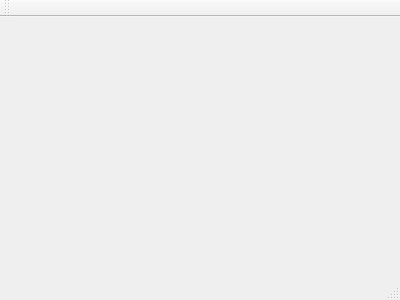
Qt form mainwindow.ui (PALuczak/chatAppGroup11) before a commit.
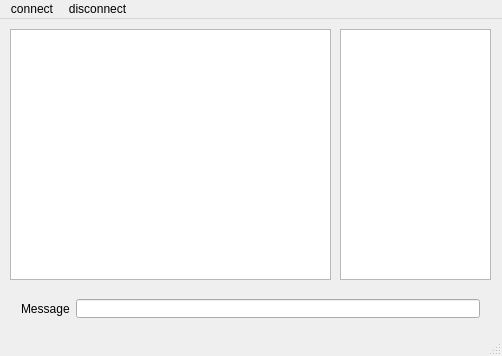
The same form after that commit.

Commit message: Created basic GUI layout

```diff
--- a/mainwindow.ui
+++ b/mainwindow.ui
@@ -1,24 +1,98 @@
 <ui version="4.0">
  <class>MainWindow</class>
- <widget class="QMainWindow" name="MainWindow" >
-  <property name="geometry" >
+ <widget class="QMainWindow" name="MainWindow">
+  <property name="geometry">
    <rect>
     <x>0</x>
     <y>0</y>
-    <width>400</width>
-    <height>300</height>
+    <width>502</width>
+    <height>356</height>
    </rect>
   </property>
-  <property name="windowTitle" >
-   <string>MainWindow</string>
+  <property name="sizePolicy">
+   <sizepolicy hsizetype="Preferred" vsizetype="Preferred">
+    <horstretch>0</horstretch>
+    <verstretch>0</verstretch>
+   </sizepolicy>
   </property>
-  <widget class="QMenuBar" name="menuBar" />
-  <widget class="QToolBar" name="mainToolBar" />
-  <widget class="QWidget" name="centralWidget" />
-  <widget class="QStatusBar" name="statusBar" />
+  <property name="windowTitle">
+   <string>Chatt App - group 11</string>
+  </property>
+  <property name="toolButtonStyle">
+   <enum>Qt::ToolButtonTextOnly</enum>
+  </property>
+  <widget class="QWidget" name="centralWidget">
+   <widget class="QWidget" name="horizontalLayoutWidget_2">
+    <property name="geometry">
+     <rect>
+      <x>10</x>
+      <y>269</y>
+      <width>481</width>
+      <height>41</height>
+     </rect>
+    </property>
+    <layout class="QHBoxLayout" name="inputLayout">
+     <item>
+      <widget class="QLabel" name="messageLabel">
+       <property name="text">
+        <string>Message</string>
+       </property>
+      </widget>
+     </item>
+     <item>
+      <widget class="QLineEdit" name="inputLine"/>
+     </item>
+    </layout>
+   </widget>
+   <widget class="QTextEdit" name="chatLog">
+    <property name="geometry">
+     <rect>
+      <x>10</x>
+      <y>10</y>
+      <width>321</width>
+      <height>251</height>
+     </rect>
+    </property>
+    <property name="readOnly">
+     <bool>true</bool>
+    </property>
+   </widget>
+   <widget class="QListWidget" name="userList">
+    <property name="geometry">
+     <rect>
+      <x>340</x>
+      <y>10</y>
+      <width>151</width>
+      <height>251</height>
+     </rect>
+    </property>
+   </widget>
+  </widget>
+  <widget class="QStatusBar" name="statusBar"/>
+  <widget class="QMenuBar" name="menuBar">
+   <property name="geometry">
+    <rect>
+     <x>0</x>
+     <y>0</y>
+     <width>502</width>
+     <height>23</height>
+    </rect>
+   </property>
+   <widget class="QMenu" name="menuConnect">
+    <property name="title">
+     <string>connect</string>
+    </property>
+   </widget>
+   <widget class="QMenu" name="menuDisconnect">
+    <property name="title">
+     <string>disconnect</string>
+    </property>
+   </widget>
+   <addaction name="menuConnect"/>
+   <addaction name="menuDisconnect"/>
+  </widget>
  </widget>
- <layoutDefault spacing="6" margin="11" />
- <pixmapfunction></pixmapfunction>
+ <layoutdefault spacing="6" margin="11"/>
  <resources/>
  <connections/>
 </ui>
```
Left out of the diff: 1 changed line with no effect on the pictures.
